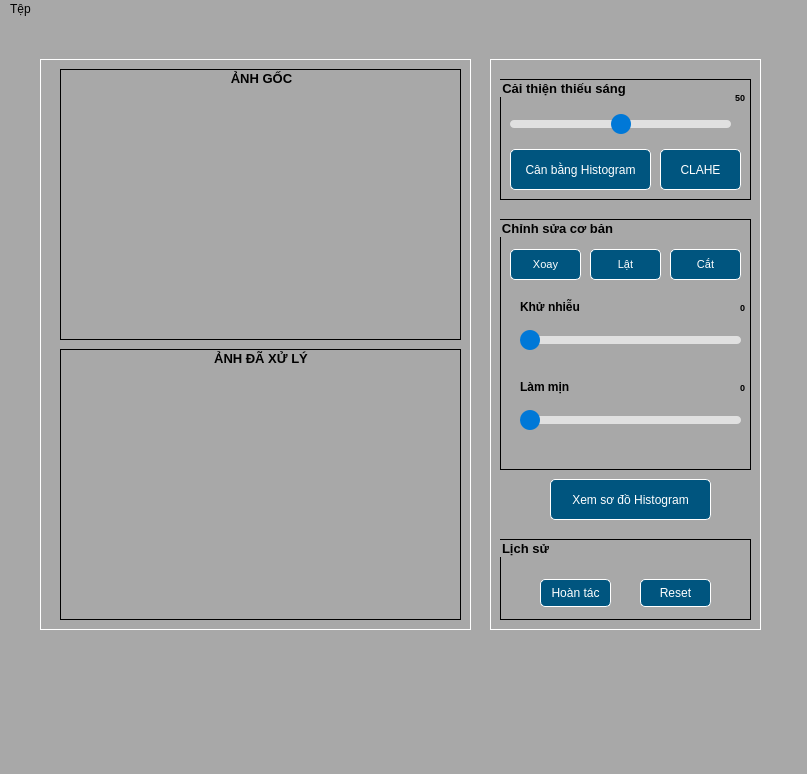
Tienanh4869/XLANHDEMO, file UI_FixIMG.ui: the form before one commit.
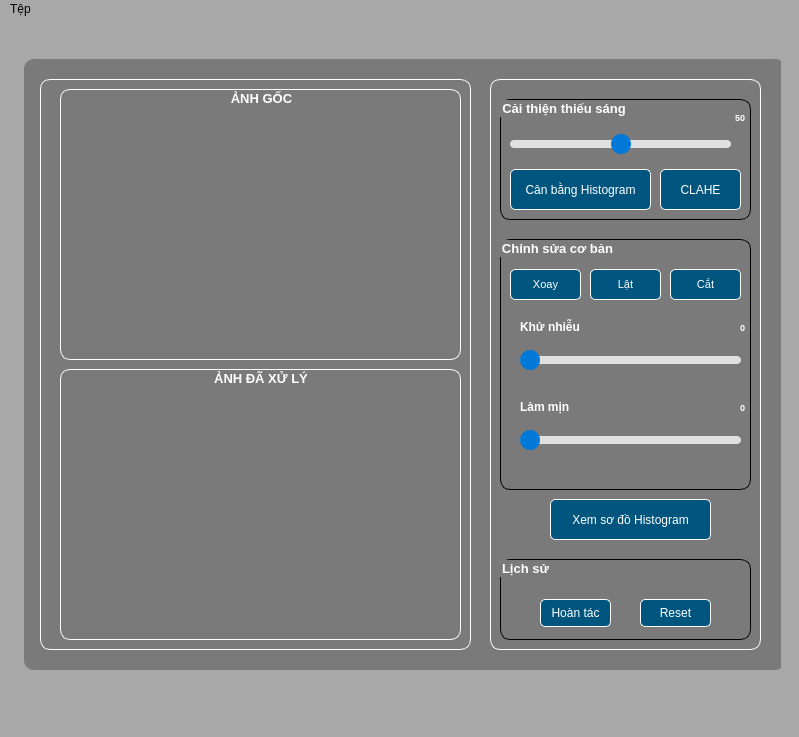
The form after the commit. Icons and pictures are not drawn.

```diff
--- a/UI_FixIMG.ui
+++ b/UI_FixIMG.ui
@@ -6,8 +6,8 @@
    <rect>
     <x>0</x>
     <y>0</y>
-    <width>807</width>
-    <height>774</height>
+    <width>799</width>
+    <height>737</height>
    </rect>
   </property>
   <property name="windowTitle">
@@ -25,13 +25,14 @@
     <property name="geometry">
      <rect>
       <x>20</x>
-      <y>20</y>
+      <y>40</y>
       <width>761</width>
       <height>611</height>
      </rect>
     </property>
     <property name="styleSheet">
-     <string notr="true"/>
+     <string notr="true">background-color: rgba(0, 0, 0, 0);
+border-radius: 10px;</string>
     </property>
     <widget class="QWidget" name="widget_2" native="true">
      <property name="geometry">
@@ -43,7 +44,9 @@
       </rect>
      </property>
      <property name="styleSheet">
-      <string notr="true">border: 1px solid white;</string>
+      <string notr="true">border: 1px solid white;
+color: white;
+background-color: none;</string>
      </property>
      <widget class="QGroupBox" name="groupBox_4">
       <property name="geometry">
@@ -62,7 +65,7 @@
        </font>
       </property>
       <property name="styleSheet">
-       <string notr="true">border: 1px solid black;</string>
+       <string notr="true">border: 1px solid white;</string>
       </property>
       <property name="title">
        <string>ẢNH GỐC</string>
@@ -89,6 +92,9 @@
        <property name="text">
         <string/>
        </property>
+       <property name="alignment">
+        <set>Qt::AlignCenter</set>
+       </property>
       </widget>
      </widget>
      <widget class="QGroupBox" name="groupBox_5">
@@ -108,7 +114,7 @@
        </font>
       </property>
       <property name="styleSheet">
-       <string notr="true">border: 1px solid black;</string>
+       <string notr="true">border: 1px solid white;</string>
       </property>
       <property name="title">
        <string>ẢNH ĐÃ XỬ LÝ</string>
@@ -134,6 +140,9 @@
        <property name="text">
         <string/>
        </property>
+       <property name="alignment">
+        <set>Qt::AlignCenter</set>
+       </property>
       </widget>
      </widget>
     </widget>
@@ -147,7 +156,9 @@
       </rect>
      </property>
      <property name="styleSheet">
-      <string notr="true">border: 1px solid white;</string>
+      <string notr="true">border: 1px solid white;
+color: white;
+background-color: none;</string>
      </property>
      <widget class="QGroupBox" name="groupBox">
       <property name="geometry">
@@ -357,7 +368,9 @@
        </font>
       </property>
       <property name="styleSheet">
-       <string notr="true">border: 1px solid black;</string>
+       <string notr="true">border: 1px solid black;
+color: white;
+background-color: none;</string>
       </property>
       <property name="title">
        <string>Chỉnh sửa cơ bản</string>
@@ -547,7 +560,9 @@
         </font>
        </property>
        <property name="styleSheet">
-        <string notr="true">border: 0;</string>
+        <string notr="true">border: 0;
+color: white;
+background-color: none;</string>
        </property>
        <property name="text">
         <string>Làm mịn</string>
@@ -607,6 +622,7 @@
         <string notr="true">QSlider#SliderLammin {
     outline: none;
     border: none;
+	background-color: none;
 }
 
 QSlider::groove:horizontal {
@@ -678,7 +694,9 @@
         </font>
        </property>
        <property name="styleSheet">
-        <string notr="true">border: 0;</string>
+        <string notr="true">border: 0;
+color: white;
+background-color: none;</string>
        </property>
        <property name="text">
         <string>0</string>
@@ -849,14 +867,52 @@
       </property>
      </widget>
     </widget>
+    <widget class="QLabel" name="label_4">
+     <property name="geometry">
+      <rect>
+       <x>4</x>
+       <y>0</y>
+       <width>761</width>
+       <height>611</height>
+      </rect>
+     </property>
+     <property name="styleSheet">
+      <string notr="true">background-color: rgba(0, 0, 0, 70);</string>
+     </property>
+     <property name="text">
+      <string/>
+     </property>
+    </widget>
+    <zorder>label_4</zorder>
+    <zorder>widget_2</zorder>
+    <zorder>widget_3</zorder>
    </widget>
+   <widget class="QLabel" name="label_3">
+    <property name="geometry">
+     <rect>
+      <x>0</x>
+      <y>0</y>
+      <width>801</width>
+      <height>691</height>
+     </rect>
+    </property>
+    <property name="styleSheet">
+     <string notr="true">border-image: url(:/ui/bg.png);
+</string>
+    </property>
+    <property name="text">
+     <string/>
+    </property>
+   </widget>
+   <zorder>label_3</zorder>
+   <zorder>widget</zorder>
   </widget>
   <widget class="QMenuBar" name="menubar">
    <property name="geometry">
     <rect>
      <x>0</x>
      <y>0</y>
-     <width>807</width>
+     <width>799</width>
      <height>26</height>
     </rect>
    </property>
```
